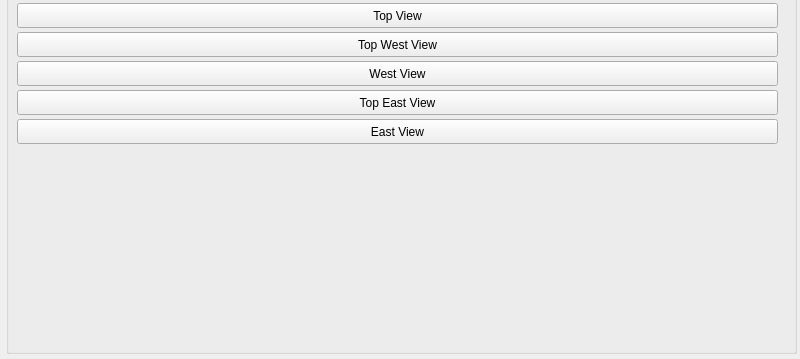
First picture: the form in mw4/gui/widgets/simulator.ui, repository mworion/MountWizzard4, before the edit; both pictures show x 0 to 800 and y 241 to 600 of the 800 by 600 pixel window.
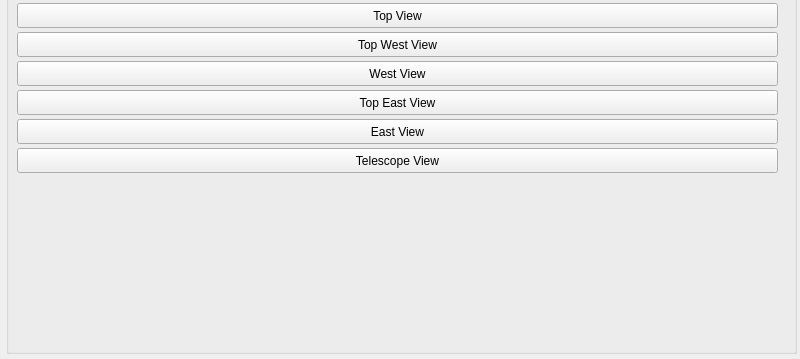
Second picture: the form after the edit.

Commit message: orientation of text

```diff
--- a/mw4/gui/widgets/simulator.ui
+++ b/mw4/gui/widgets/simulator.ui
@@ -81,7 +81,7 @@
       <property name="large" stdset="0">
        <bool>true</bool>
       </property>
-      <layout class="QVBoxLayout" name="verticalLayout" stretch="0,0,0,0,0,0,0,0,0,0,0,0,0,0">
+      <layout class="QVBoxLayout" name="verticalLayout" stretch="0,0,0,0,0,0,0,0,0,0,0,0,0,0,0">
        <property name="spacing">
         <number>4</number>
        </property>
@@ -313,6 +313,19 @@
          </property>
         </widget>
        </item>
+       <item>
+        <widget class="QPushButton" name="telescopeView">
+         <property name="minimumSize">
+          <size>
+           <width>0</width>
+           <height>25</height>
+          </size>
+         </property>
+         <property name="text">
+          <string>Telescope View</string>
+         </property>
+        </widget>
+       </item>
        <item>
         <spacer name="verticalSpacer">
          <property name="orientation">
```
The commit also changes 2 other files.
